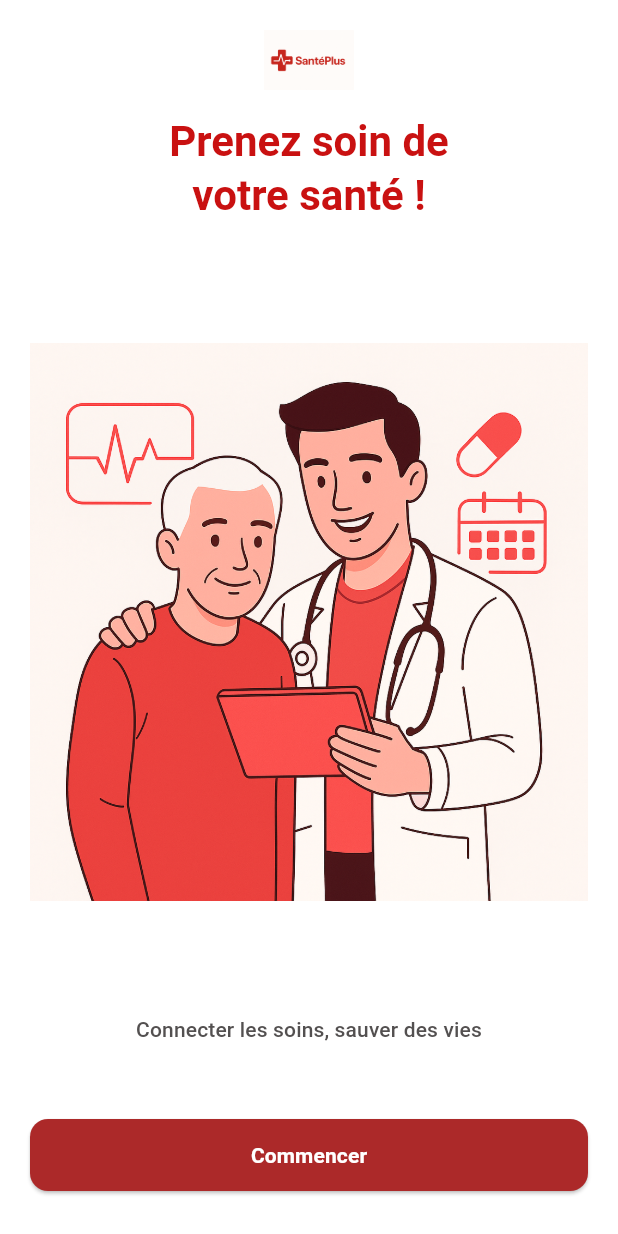
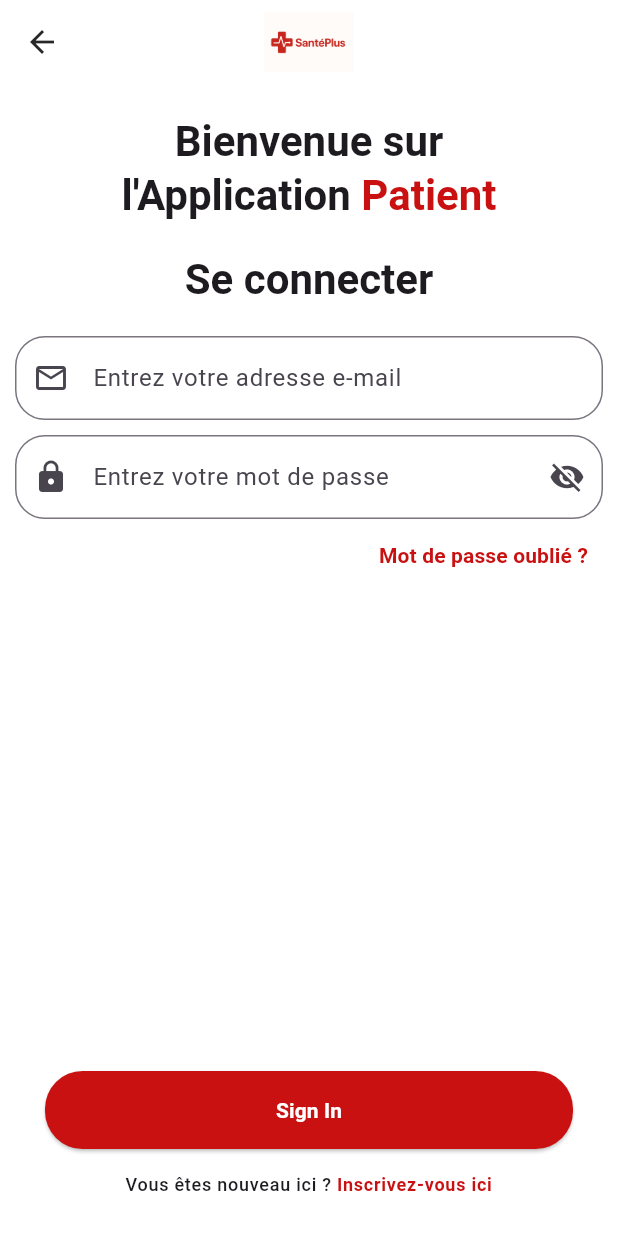
Before and after one commit to Mariem-Mallek/Projet-SantePlus-front, a Flutter app: the screen it shows after launch, after a tap on "Commencer", on a phone screen of 412 x 824 dp. Run offline on Flutter 3.47's test engine with Material 3 defaults, Android fonts, the light colour scheme and no system bars; our stand-ins replace cloud_firestore, firebase_auth, firebase_core, form_field_validator, get; accounts and stored records are empty.

Commit message:
page signin

```diff
--- a/santepluspatient/lib/main.dart
+++ b/santepluspatient/lib/main.dart
@@ -1,8 +1,14 @@
 import 'package:flutter/material.dart';
 import 'package:santepluspatient/screens/login/accueil_page.dart';
 import 'package:santepluspatient/utils/theme/theme.dart';
+import 'package:firebase_core/firebase_core.dart';
+import 'firebase_options.dart';
 
-void main() {
+void main() async {
+  WidgetsFlutterBinding.ensureInitialized();
+  await Firebase.initializeApp(
+    options: DefaultFirebaseOptions.currentPlatform,
+  );
   runApp(const MyApp());
 }
 
--- a/santepluspatient/lib/models/utilisateur.dart
+++ b/santepluspatient/lib/models/utilisateur.dart
@@ -1,29 +1,47 @@
+import 'package:cloud_firestore/cloud_firestore.dart';
+
 class Utilisateur {
-  final String id;
-  final String nom;
-  final String prenom;
-  final String email;
-  final String mdp;
-  final String image;
-  final String role;
-  final DateTime dateNaiss;
-  final String sexe;
-  final double poids;
-  final double taille;
+  final String? id;
+  final String? nom;
+  final String? prenom;
+  final String? email;
+  final String? mdp;
+  final String? image;
+  final String? role;
+  final DateTime? dateNaiss;
+  final String? sexe;
+  final double? poids;
+  final double? taille;
 
   Utilisateur({
-    required this.id,
-    required this.nom,
-    required this.prenom,
+    this.id,
+    this.nom,
+    this.prenom,
     required this.email,
     required this.mdp,
-    required this.image,
-    required this.role,
-    required this.dateNaiss,
-    required this.sexe,
-    required this.poids,
-    required this.taille,
+    this.image,
+    this.role,
+    this.dateNaiss,
+    this.sexe,
+    this.poids,
+    this.taille,
   });
+
+  Utilisateur setId(String IdUser) {
+    return Utilisateur(
+      id: IdUser,
+      email: email,
+      nom: nom,
+      prenom: prenom,
+      mdp: mdp,
+      image: image,
+      role: role,
+      dateNaiss: dateNaiss,
+      sexe: sexe,
+      poids: poids,
+      taille: taille,
+    );
+  }
 
   factory Utilisateur.fromJson(Map<String, dynamic> json) {
     return Utilisateur(
@@ -50,10 +68,28 @@ class Utilisateur {
       'mdp': mdp,
       'image': image,
       'role': role,
-      'dateNaiss': dateNaiss.toIso8601String(),
+      'dateNaiss': dateNaiss,
       'sexe': sexe,
       'poids': poids,
       'taille': taille,
     };
   }
+
+   factory Utilisateur.fromSnapshot(DocumentSnapshot snapshot) {
+    var data = snapshot.data() as Map<String, dynamic>;
+    return Utilisateur(
+      id: snapshot.id,
+      nom: data['nom'] ?? '',
+      email: data['email'] ?? '',
+      prenom: data['prenom'] ?? '',
+      mdp: data['mdp'] ?? '',
+      image: data['image'] ?? 'utilisateur.png',
+      role: data['role'] ?? 'patient',
+      dateNaiss: (data['dateNaiss'] as Timestamp).toDate(),
+      sexe: data['sexe'] ?? '',
+      poids: (data['poids'] as num).toDouble(),
+      taille: (data['taille'] as num).toDouble(),
+
+    );
+  }
 }
--- a/santepluspatient/lib/screens/login/accueil_page.dart
+++ b/santepluspatient/lib/screens/login/accueil_page.dart
@@ -1,5 +1,7 @@
 import 'package:flutter/material.dart';
+import 'package:santepluspatient/screens/login/signin_page.dart';
 import 'package:santepluspatient/utils/constants/colors.dart';
+
 
 class AccueilPage extends StatelessWidget {
   const AccueilPage({super.key});
@@ -33,7 +35,7 @@ class AccueilPage extends StatelessWidget {
                 "Prenez soin de\nvotre santé !",
                 textAlign: TextAlign.center,
                 style: Theme.of(context).textTheme.headlineMedium?.copyWith(
-                      color: isDark ? AppColors.white : const Color.fromARGB(255, 201, 17, 17),
+                      color: isDark ? AppColors.white : AppColors.primaryRed,
                       fontWeight: FontWeight.w700,
                     ),
               ),
@@ -54,7 +56,6 @@ class AccueilPage extends StatelessWidget {
                 textAlign: TextAlign.center,
                 style: Theme.of(context).textTheme.labelLarge?.copyWith(
                       color: isDark ? AppColors.white : const Color.fromARGB(255, 83, 80, 80),
-                      fontWeight: FontWeight.w500,
                     ),
               ),
 
@@ -64,12 +65,17 @@ class AccueilPage extends StatelessWidget {
               SizedBox(
                 width: double.infinity,
                 child: ElevatedButton(
-                  onPressed: () {
-                    Navigator.pushNamed(context, '/signin');
+                  onPressed: () async {
+                    Navigator.push(
+                      context,
+                      MaterialPageRoute(
+                        builder: (context) => SigninPage(),
+                      ),
+                    );
                   },
                   style: ElevatedButton.styleFrom(
                     padding: const EdgeInsets.symmetric(vertical: 14),
-                    backgroundColor: const Color.fromARGB(255, 172, 41, 41),
+                    backgroundColor: AppColors.primaryRed,
                     shape: RoundedRectangleBorder(
                       borderRadius: BorderRadius.circular(12),
                     ),
--- a/santepluspatient/lib/screens/login/signin_page.dart
+++ b/santepluspatient/lib/screens/login/signin_page.dart
@@ -0,0 +1,245 @@
+import 'package:flutter/material.dart';
+import 'package:form_field_validator/form_field_validator.dart';
+import 'package:get/get.dart';
+import 'package:santepluspatient/controllers/auth_controller.dart';
+import 'package:santepluspatient/models/utilisateur.dart';
+import 'package:santepluspatient/screens/login/accueil_page.dart';
+import 'package:santepluspatient/utils/constants/colors.dart';
+
+class SigninPage extends StatefulWidget {
+  const SigninPage({super.key});
+
+  @override
+  State<SigninPage> createState() => _SigninPageState();
+}
+
+class _SigninPageState extends State<SigninPage> {
+  late TextEditingController _emailController;
+  late TextEditingController _passwordController;
+  late GlobalKey<FormState> _formkey;
+  bool _passwordVisible = false;
+  bool satusSignIn = false;
+  final controller = Get.put(AuthController());
+
+  @override
+  void initState() {
+    _emailController = TextEditingController();
+    _passwordController = TextEditingController();
+    _formkey = GlobalKey<FormState>();
+    super.initState();
+  }
+
+  @override
+  void dispose() {
+    _emailController.dispose();
+    _passwordController.dispose();
+    super.dispose();
+  }
+
+  @override
+  Widget build(BuildContext context) {
+    return SafeArea(
+      child: Scaffold(
+        backgroundColor: Colors.white,
+        appBar: AppBar(
+          flexibleSpace: Center(
+            child: Image.asset(
+              "assets/images/logo.png",
+              height: 40,
+            ),
+          ),
+          backgroundColor: Colors.transparent,
+        ),
+        body: Container(
+          padding: EdgeInsets.all(10),
+          child: Form(
+            key: _formkey,
+            child: Column(
+              children: [
+                Expanded(
+                  child: SingleChildScrollView(
+                    child: Column(
+                      children: [
+                        SizedBox(height: 10),
+                        RichText(
+                          textAlign: TextAlign.center,
+                          text: TextSpan(
+                            style: Theme.of(context)
+                                .textTheme
+                                .headlineMedium!
+                                .copyWith(fontWeight: FontWeight.bold),
+                            children: <TextSpan>[
+                              TextSpan(
+                                text: "Bienvenue sur \nl'Application ",
+                              ),
+                              TextSpan(
+                                text: "Patient",
+                                style: TextStyle(
+                                  color: AppColors.primaryRed,
+                                ),
+                              ),
+                            ],
+                          ),
+                        ),
+                        SizedBox(height: 20),
+                        Text(
+                          "Se connecter",
+                          style: Theme.of(context)
+                              .textTheme
+                              .headlineMedium!
+                              .copyWith(fontWeight: FontWeight.bold),
+                          textAlign: TextAlign.center,
+                        ),
+                        SizedBox(height: 20),
+                        TextFormField(
+                          controller: _emailController,
+                          maxLines: 1,
+                          decoration: InputDecoration(
+                            hintText: "Entrez votre adresse e-mail",
+                            border: OutlineInputBorder(
+                              borderRadius: BorderRadius.circular(20),
+                            ),
+                            prefixIcon: Icon(Icons.email_outlined),
+                          ),
+                          style:
+                              Theme.of(context).inputDecorationTheme.labelStyle,
+                          validator: MultiValidator(
+                            [
+                              RequiredValidator(
+                                  errorText:
+                                      "* Veuillez saisir une adresse e-mail"),
+                              EmailValidator(
+                                  errorText:
+                                      "Veuillez saisir une adresse e-mail valide"),
+                            ],
+                          ).call,
+                        ),
+                        SizedBox(height: 10),
+                        TextFormField(
+                          controller: _passwordController,
+                          maxLines: 1,
+                          obscureText: !_passwordVisible,
+                          decoration: InputDecoration(
+                            hintText: "Entrez votre mot de passe",
+                            border: OutlineInputBorder(
+                              borderRadius: BorderRadius.circular(20),
+                            ),
+                            prefixIcon: Icon(Icons.lock),
+                            suffixIcon: IconButton(
+                              icon: Icon(
+                                _passwordVisible
+                                    ? Icons.visibility
+                                    : Icons.visibility_off,
+                              ),
+                              onPressed: () {
+                                setState(() {
+                                  _passwordVisible = !_passwordVisible;
+                                });
+                              },
+                            ),
+                          ),
+                          style:
+                              Theme.of(context).inputDecorationTheme.labelStyle,
+                          validator: MultiValidator([
+                            RequiredValidator(errorText: "* Obligatoire"),
+                            MinLengthValidator(6,
+                                errorText:
+                                    "Le mot de passe doit comporter au moins 6 caractères"),
+                            MaxLengthValidator(15,
+                                errorText:
+                                    "Le mot de passe ne doit pas comporter plus de 15 caractères")
+                          ]).call,
+                        ),
+                        Align(
+                          alignment: Alignment.topRight,
+                          child: TextButton(
+                            onPressed: () {},
+                            child: Text(
+                              "Mot de passe oublié ?",
+                              style: Theme.of(context)
+                                  .textTheme
+                                  .labelLarge!
+                                  .copyWith(
+                                    color: AppColors.primaryRed,
+                                    fontWeight: FontWeight.bold,
+                                  ),
+                              textAlign: TextAlign.right,
+                            ),
+                          ),
+                        ),
+                      ],
+                    ),
+                  ),
+                ),
+                Positioned(
+                  bottom: 20,
+                  child: Container(
+                    margin: EdgeInsets.symmetric(horizontal: 20),
+                    width: double.infinity,
+                    child: ElevatedButton(
+                      style: ElevatedButton.styleFrom(
+                        minimumSize: Size(double.infinity, 50),
+                        backgroundColor: AppColors.primaryRed,
+                      ),
+                      onPressed: () async {
+                        if (_formkey.currentState!.validate()) {
+                          final user = Utilisateur(
+                            email: _emailController.text.trim(),
+                            mdp: _passwordController.text.trim(),
+                          );
+
+                          satusSignIn =
+                              (await controller.loginUserController(user))!;
+                          if (satusSignIn) {
+                            Utilisateur usr =
+                                (await controller.getUserDetailsController())!;
+                            print(
+                                "Object Doctor Sign In name=${usr.nom} \n id=${usr.id}");
+                            Navigator.pushReplacement(
+                              context,
+                              MaterialPageRoute(
+                                builder: (context) => AccueilPage(),
+                              ),
+                            );
+                          }
+                        }
+                      },
+                      child: Text(
+                        "Sign In",
+                        style: Theme.of(context).textTheme.labelLarge?.copyWith(
+                              color: Colors.white,
+                              fontWeight: FontWeight.bold,
+                            ),
+                      ),
+                    ),
+                  ),
+                ),
+                TextButton(
+                  onPressed: () {
+                    Navigator.pushNamed(context, '/signup');
+                  },
+                  child: RichText(
+                    textAlign: TextAlign.center,
+                    text: TextSpan(
+                      style: Theme.of(context).textTheme.labelMedium!,
+                      children: <TextSpan>[
+                        TextSpan(
+                          text: "Vous êtes nouveau ici ? ",
+                        ),
+                        TextSpan(
+                          text: "Inscrivez-vous ici",
+                          style: TextStyle(
+                              color: AppColors.primaryRed, fontWeight: FontWeight.bold),
+                        ),
+                      ],
+                    ),
+                  ),
+                ),
+              ],
+            ),
+          ),
+        ),
+      ),
+    );
+  }
+}
--- a/santepluspatient/lib/utils/constants/colors.dart
+++ b/santepluspatient/lib/utils/constants/colors.dart
@@ -2,7 +2,7 @@ import 'package:flutter/material.dart';
 
 class AppColors {
 
-  static const Color primaryRed = Color(0xFFE53935);
+  static const Color primaryRed = Color.fromARGB(255, 201, 17, 17);
   static const Color accentWhite = Color(0xFFFFFFFF);
   static const Color background = Color(0xFFF5F5F5);
   static const Color textDark = Color(0xFF212121);
--- a/santepluspatient/pubspec.yaml
+++ b/santepluspatient/pubspec.yaml
@@ -18,6 +18,12 @@ dependencies:
   google_nav_bar: ^5.0.7
   flutter_svg: ^2.2.0
   table_calendar: ^3.2.0
+  form_field_validator: ^1.1.0
+  firebase_core: ^2.27.0
+  cloud_firestore: ^4.15.8
+  firebase_auth: ^4.17.8
+  firebase_storage: ^11.6.9
+  get: ^4.6.1
 
 
 dev_dependencies:
```
Also changed, not shown: santepluspatient/lib/controllers/auth_controller.dart (added, +38 -0 lines), santepluspatient/lib/repository/auth_repo.dart (added, +83 -0 lines), santepluspatient/firebase.json (added), santepluspatient/lib/firebase_options.dart (added), santepluspatient/pubspec.lock, 7 other files.
